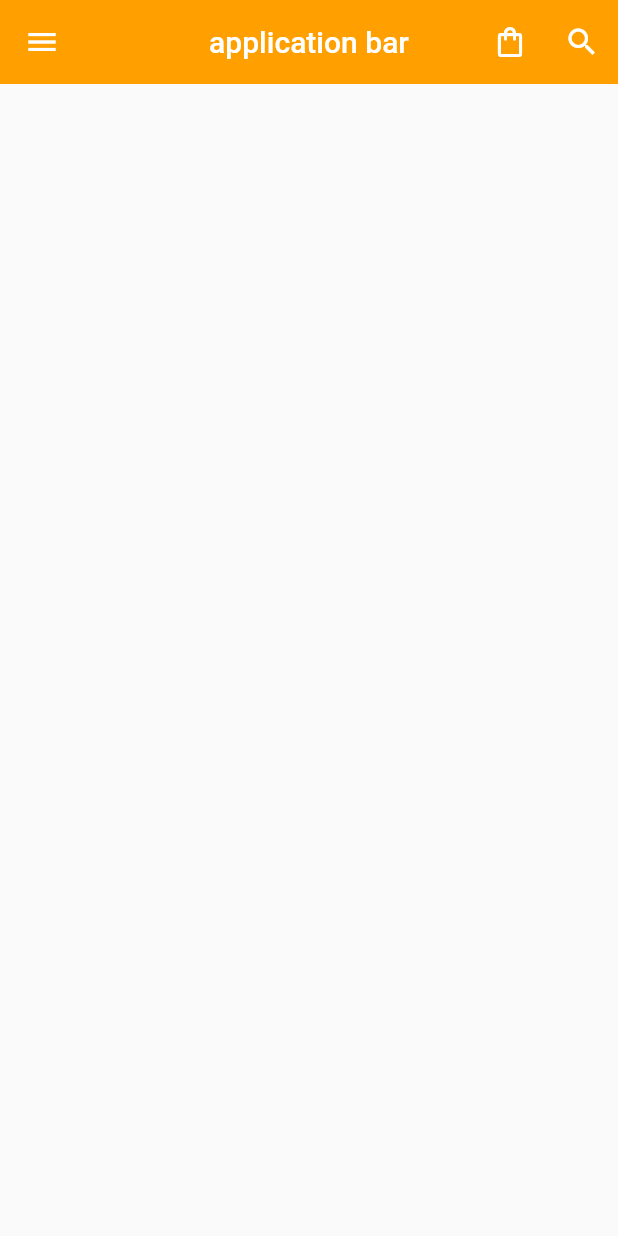
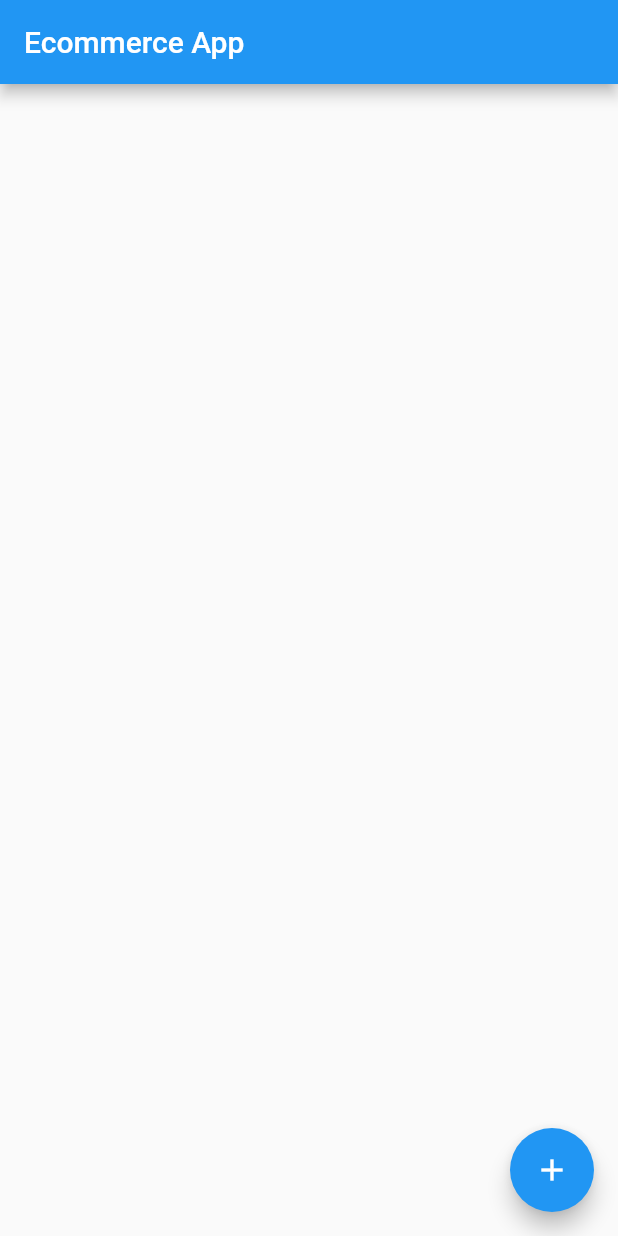
Before and after one commit to Moonseunghun/flutter-try, a Flutter app: the screen it shows after launch, on a phone screen of 412 x 824 dp. Run offline on Flutter 3.47's test engine with Material 2 defaults, Android fonts, the phone set to English and light mode, and no system bars.

Commit message:
Faet : 이커머스

```diff
--- a/lib/main.dart
+++ b/lib/main.dart
@@ -1,185 +1,194 @@
 import 'package:flutter/material.dart';
 
 void main() {
-  runApp(const MyApp());
+  runApp(EcommerceApp());
 }
 
-class MyApp extends StatelessWidget {
-  const MyApp({super.key});
+class EcommerceApp extends StatelessWidget {
+  const EcommerceApp({super.key});
 
-  // This widget is the root of your application.
   @override
   Widget build(BuildContext context) {
     return MaterialApp(
-      title: 'Flutter Demo',
-      theme: ThemeData(
-        primarySwatch: Colors.red,
-      ),
-      home: const MyHomePage(title: 'Flutter Demo Home Page'),
+      title: 'Ecommerce App',
+      home: HomePage(),
     );
   }
 }
 
-class MyHomePage extends StatefulWidget {
-  const MyHomePage({super.key, required this.title});
-
-  final String title;
+class HomePage extends StatefulWidget {
+  const HomePage({super.key});
 
   @override
-  State<MyHomePage> createState() => _MyHomePageState();
+  _HomePageState createState() => _HomePageState();
 }
 
-class _MyHomePageState extends State<MyHomePage> {
-  String message = '';
+class _HomePageState extends State<HomePage> {
+  final List<Product> _products = []; // 가상 상품 목록
 
   @override
   Widget build(BuildContext context) {
-    return MaterialApp(
-        home: Scaffold(
+    return Scaffold(
       appBar: AppBar(
-        title: Text("application bar"),
-        centerTitle: true,
-        elevation: 0.0,
-        // leading: IconButton(
-        //   icon: Icon(Icons.menu),
-        //   onPressed: () => {print('clicked menu')},
-        // ),
-        actions: <Widget>[
-          IconButton(
-            icon: Icon(Icons.shopping_bag_outlined),
-            onPressed: () => {print('clicked')},
+        title: Text('Ecommerce App'),
       ),
-          IconButton(
-            icon: Icon(Icons.search),
-            onPressed: () => {print('clicked search')},
+      body: ListView.builder(
+        itemCount: _products.length,
+        itemBuilder: (context, index) {
+          return ListTile(
+            title: Text(_products[index].name),
+            subtitle: Text('${_products[index].price}원'),
+            onTap: () {
+              _navigateToProductDetails(context, _products[index]);
+            },
+          );
+        },
       ),
-        ],
-        backgroundColor: Colors.amber[700],
+      floatingActionButton: FloatingActionButton(
+        onPressed: () {
+          _navigateToAddProduct(context);
+        },
+        child: Icon(Icons.add),
       ),
-      drawer: Drawer(
-        child: ListView(
-          padding: EdgeInsets.zero,
-          children: <Widget>[
-            UserAccountsDrawerHeader(
-              currentAccountPicture: CircleAvatar(
-                backgroundImage: AssetImage('asset/seunghun.jpg'),
-                backgroundColor: Colors.white,
+    );
+  }
+
+  void _navigateToProductDetails(BuildContext context, Product product) {
+    Navigator.push(
+      context,
+      MaterialPageRoute(
+        builder: (context) => ProductDetailsPage(product: product),
       ),
-              otherAccountsPictures: <Widget>[
-                CircleAvatar(
-                  backgroundImage: AssetImage('asset/seunghun.jpg'),
-                  backgroundColor: Colors.white,
+    );
+  }
+
+  void _navigateToAddProduct(BuildContext context) async {
+    final result = await Navigator.push(
+      context,
+      MaterialPageRoute(
+        builder: (context) => AddProductPage(),
       ),
-                // CircleAvatar(
-                //   backgroundImage: AssetImage('asset/seunghun.jpg'),
-                //   backgroundColor: Colors.white,
-                // ),
-              ],
-              accountName: Text('승훈'),
-              accountEmail: Text('mangokkaksae2@gmail.com'),
-              onDetailsPressed: () {
+    );
+    if (result != null && result is Product) {
       setState(() {
-                  message = '망했다';
-                  Text(message);
+        _products.add(result);
       });
+    }
+  }
+}
+
+class ProductDetailsPage extends StatelessWidget {
+  final Product product;
+
+  ProductDetailsPage({super.key, required this.product});
+
+  @override
+  Widget build(BuildContext context) {
+    return Scaffold(
+      appBar: AppBar(
+        title: Text(product.name),
+      ),
+      body: Center(
+        child: Column(
+          mainAxisAlignment: MainAxisAlignment.center,
+          children: [
+            Text('${product.price}원'),
+            ElevatedButton(
+              onPressed: () {
+                _deleteProduct(context, product);
               },
-              decoration: BoxDecoration(
-                  color: Colors.red[200],
-                  borderRadius: BorderRadius.only(
-                      bottomLeft: Radius.circular(40.0),
-                      bottomRight: Radius.circular(40.0))),
-            ),
-            ListTile(
-              leading: Icon(
-                Icons.home,
-                color: Colors.grey[850],
-              ),
-              title: Text('home'),
-              onTap: () {
-                print('clicked home');
-              },
-              trailing: Icon(Icons.add),
-            ),
-            ListTile(
-              leading: Icon(
-                Icons.settings,
-                color: Colors.grey[850],
-              ),
-              title: Text('settings'),
-              onTap: () {
-                print('clicked home');
-              },
-              trailing: Icon(Icons.add),
-            ),
-            ListTile(
-              leading: Icon(
-                Icons.question_answer,
-                color: Colors.grey[850],
-              ),
-              title: Text('QnA'),
-              onTap: () {
-                print('clicked home');
-              },
-              trailing: Icon(Icons.add),
+              child: Text('제품 삭제'),
             ),
           ],
         ),
       ),
-      // body: Builder(builder: (BuildContext context) => {
-      //   retutn Center(
-      //     child: FlatButton(
-      //       child: Text('Show me ' ,
-      //       style: TextStyle(color: Colors.whit),
-      //       )
-      //     ),
-      //   )
-      // })
-      // body: Row(
-      //   children: [
-      //     Container(
-      //       width: 150,
-      //       height: 150,
-      //       color: Colors.green,
-      //       margin: EdgeInsets.all(20),
-      //       child: Row(
-      //           mainAxisAlignment: MainAxisAlignment.spaceEvenly,
-      //           children: [
-      //             Text('phone'),
-      //             Icon(Icons.star),
-      //             Icon(Icons.heart_broken),
-      //             Icon(Icons.star),
-      //             Icon(Icons.access_alarms_outlined)
-      //           ]),
-      //     ),
-      //     Container(
-      //       width: 150,
-      //       height: 150,
-      //       color: Colors.green,
-      //       margin: EdgeInsets.all(20),
-      //       child: Row(
-      //           mainAxisAlignment: MainAxisAlignment.spaceEvenly,
-      //           children: [
-      //             Text('phone'),
-      //             Icon(Icons.star),
-      //             Icon(Icons.heart_broken),
-      //             Icon(Icons.star),
-      //             Icon(Icons.access_alarms_outlined)
-      //           ]),
-      //     ),
-      //   ],
-      // ),
-
-      // bottomNavigationBar: BottomAppBar(
-      //     child: Row(
-      //   mainAxisAlignment: MainAxisAlignment.spaceEvenly,
-      //   children: [
-      //     Icon(Icons.phone),
-      //     Icon(Icons.message),
-      //     Icon(Icons.contact_mail)
-      //   ],
-      // )),
-    ));
+    );
   }
 
-  FlatButton() {}
+  void _deleteProduct(BuildContext context, Product product) {
+    // 여기에서 실제로 데이터베이스와 통신하여 제품을 삭제하는 로직을 작성해야 합니다.
+    // 예시로 가상 제품 목록에서 제품 삭제
+    Navigator.pop(context, product);
   }
+}
+
+class AddProductPage extends StatefulWidget {
+  const AddProductPage({super.key});
+
+  @override
+  _AddProductPageState createState() => _AddProductPageState();
+}
+
+class _AddProductPageState extends State<AddProductPage> {
+  final TextEditingController _nameController = TextEditingController();
+  final TextEditingController _priceController = TextEditingController();
+
+  @override
+  Widget build(BuildContext context) {
+    return Scaffold(
+      appBar: AppBar(
+        title: Text('제품 추가'),
+      ),
+      body: Padding(
+        padding: EdgeInsets.all(16.0),
+        child: Column(
+          crossAxisAlignment: CrossAxisAlignment.stretch,
+          children: [
+            TextField(
+              controller: _nameController,
+              decoration: InputDecoration(labelText: '제품 이름'),
+            ),
+            TextField(
+              controller: _priceController,
+              decoration: InputDecoration(labelText: '제품 가격'),
+              keyboardType: TextInputType.number,
+            ),
+            SizedBox(height: 16.0),
+            ElevatedButton(
+              onPressed: () {
+                _addProduct(context);
+              },
+              child: Text('추가'),
+            ),
+          ],
+        ),
+      ),
+    );
+  }
+
+  void _addProduct(BuildContext context) {
+    String name = _nameController.text;
+    String priceStr = _priceController.text;
+    int price = int.tryParse(priceStr) ?? 0;
+
+    if (name.isNotEmpty && price > 0) {
+      Product newProduct = Product(name: name, price: price);
+      Navigator.pop(context, newProduct);
+    } else {
+      showDialog(
+        context: context,
+        builder: (context) {
+          return AlertDialog(
+            title: Text('오류'),
+            content: Text('제품 이름과 가격을 올바르게 입력해주세요.'),
+            actions: [
+              TextButton(
+                onPressed: () {
+                  Navigator.pop(context);
+                },
+                child: Text('확인'),
+              ),
+            ],
+          );
+        },
+      );
+    }
+  }
+}
+
+class Product {
+  final String name;
+  final int price;
+
+  Product({required this.name, required this.price});
+}
```
Lines whose indentation alone changed are shown as unchanged.
